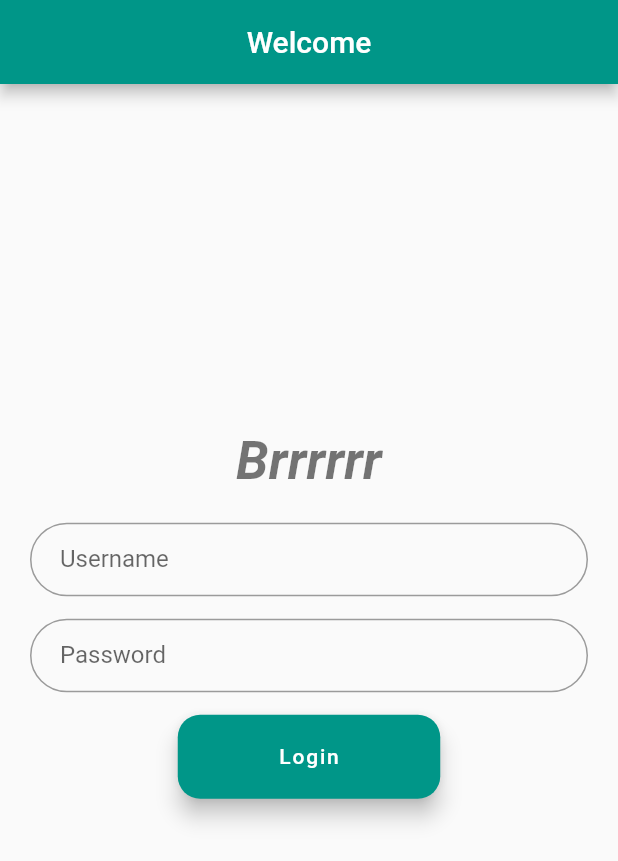
After one commit to tobiashjalmarsson/stock_app, a Flutter app: the LoginScreen screen opened directly, on a phone screen of 412 x 824 dp. The commit adds this screen. Shown: the top 861 px of the screen. Run offline on Flutter 3.47's test engine with Material 2 defaults, Android fonts, the phone set to English and light mode, and no system bars; network calls fail.

Commit message:
Added login
Added login screen, also made login the main screen and moved the "stock_screen" into the directory for screens. Next is getting data with a backend

```diff
--- /dev/null
+++ b/flutter_app/lib/screens/login_screen.dart
@@ -0,0 +1,115 @@
+import 'package:flutter/material.dart';
+import 'package:flutter_app/main.dart';
+class LoginScreen extends StatefulWidget {
+  @override
+  _LoginScreenState createState() => _LoginScreenState();
+}
+
+class _LoginScreenState extends State<LoginScreen> {
+  // Create controller for the text fields
+  final String myPassword = "test123";
+  final String myUsername = "tester";
+  final usernameController = TextEditingController();
+  final passwordController = TextEditingController();
+  @override
+  // We need to clean up the controllers when the widget is disposed off.
+  void dispose(){
+    usernameController.dispose();
+    passwordController.dispose();
+    super.dispose();
+  }
+
+  bool checkInfo(String username, String password){
+    if((password == myPassword) && (username == myUsername)){
+      return true;
+    }
+    return false;
+  }
+
+  Widget build(BuildContext context) {
+    return Scaffold(
+      appBar: AppBar(
+        automaticallyImplyLeading: false,
+        title: Center(child: Text("Welcome")),
+      ),
+      body: Container(
+        child: Column(
+          mainAxisAlignment: MainAxisAlignment.center,
+          children: <Widget>[
+            Text(
+              "Brrrrrr",
+              style: TextStyle(
+                fontSize: 35,
+                color: Colors.black54,
+                fontStyle: FontStyle.italic,
+                fontWeight: FontWeight.w600,
+              ),
+            ),
+            SizedBox(
+              height: 20,
+            ),
+            Container(
+              margin: EdgeInsetsDirectional.only(start: 20, top: 0, end: 20, bottom: 15),
+              child: TextField(
+                controller: usernameController,
+                decoration: InputDecoration(
+                    labelText: "Username",
+                    contentPadding: EdgeInsets.fromLTRB(20.0, 15.0, 20.0, 15.0),
+                    border: OutlineInputBorder(
+                      borderRadius: BorderRadius.circular(32.0)),
+                ),
+              ),
+            ),
+            Container(
+              margin: EdgeInsetsDirectional.only(start: 20, top: 0, end: 20, bottom: 15),
+              child: TextField(
+                controller: passwordController,
+                obscureText: true,
+                decoration: InputDecoration(
+                  labelText: "Password",
+                  contentPadding: EdgeInsets.fromLTRB(20.0, 15.0, 20.0, 15.0),
+                  border: OutlineInputBorder(
+                    borderRadius: BorderRadius.circular(32.0)),
+                ),
+              ),
+            ),
+            Container(
+              width: 175,
+              child: FloatingActionButton(
+                  onPressed: () {
+                    String username = usernameController.text;
+                    String password = passwordController.text;
+                    if(checkInfo(username, password)){
+                      Navigator.pushNamed(context, '/main');
+                    }
+                    else {
+                      return showDialog(
+                        context: context,
+                        builder: (context) {
+                          return AlertDialog(
+                            content: Text("Wrong username or password"),
+                          );
+                        }
+                      );
+                    }
+
+                  },
+                  backgroundColor: Colors.teal,
+                  shape: RoundedRectangleBorder(
+                    borderRadius: BorderRadius.all(Radius.circular(15.0))
+                  ),
+                  child: Text(
+                    "Login"
+                  ),
+
+              ),
+            ),
+            SizedBox(
+              height: 60,
+            ),
+          ],
+        ),
+      ),
+    );
+  }
+}
```
Also changed, not shown: flutter_app/lib/main.dart (+87 -111 lines), flutter_app/lib/screens/graph_screen.dart (+5 -11 lines), flutter_app/lib/screens/stock_screen.dart (added, +183 -0 lines).
